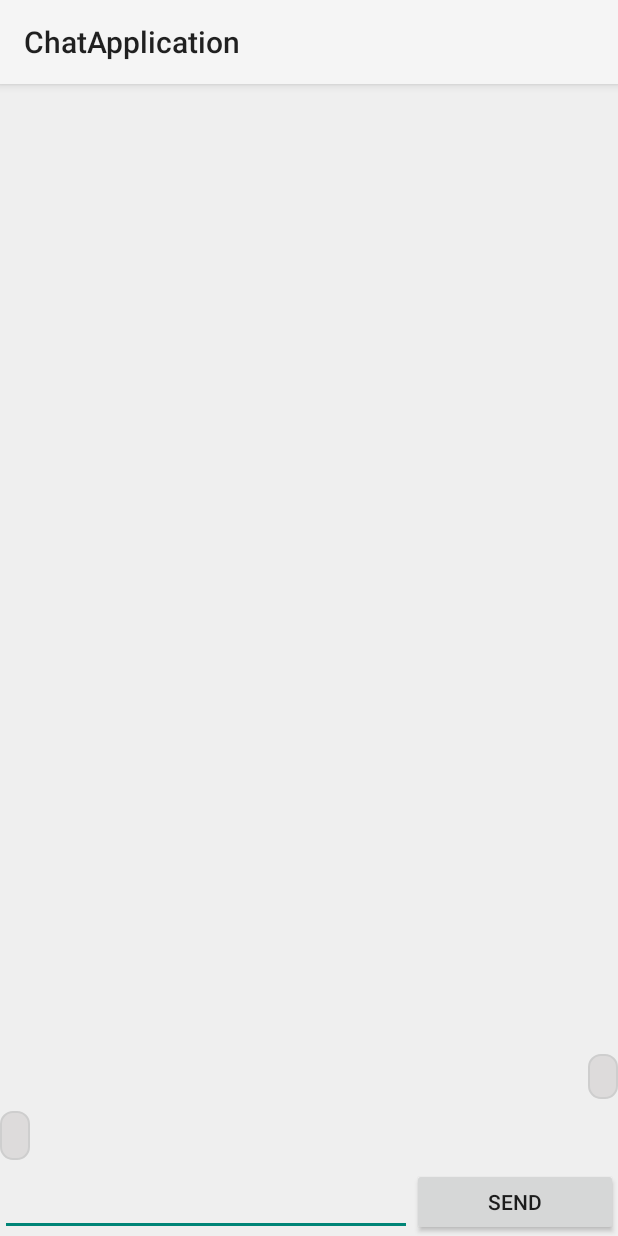
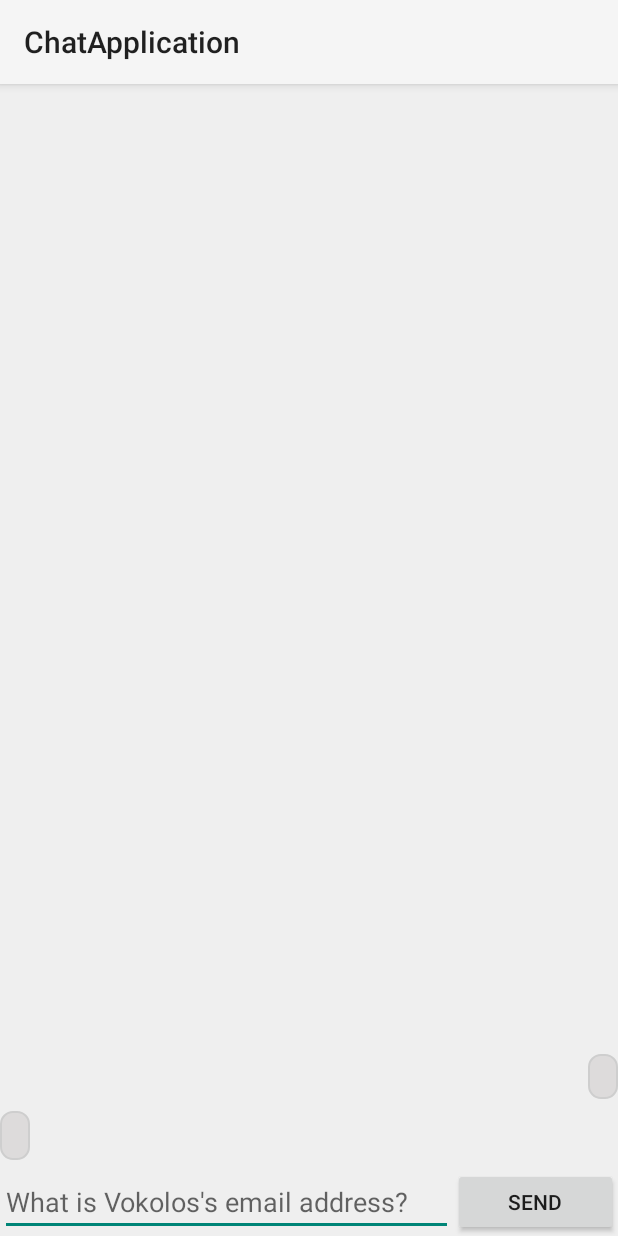
Before and after one commit to DrexelChatbotGroup/DrexelChatbot, an Android app: the screen it shows after launch (MainActivity), after a tap on "SEND", on a phone screen of 412 x 824 dp. Run offline under Robolectric (Android 15) with nearby library versions, the phone set to English and light mode, and no system bars; 3 statements that could not run were skipped.

Commit message:
suggestive text for app

```diff
--- a/ChatbotClient2/app/src/main/res/layout/activity_main.xml
+++ b/ChatbotClient2/app/src/main/res/layout/activity_main.xml
@@ -27,13 +27,14 @@
             android:id="@+id/msg"
             android:layout_width="0dp"
             android:layout_height="wrap_content"
-            android:layout_weight="2" />
+            android:layout_weight="2.2"
+            android:hint="What is Vokolos's email address?"/>
 
         <Button
             android:id="@+id/send"
             android:layout_width="0dp"
             android:layout_height="fill_parent"
-            android:layout_weight="1"
+            android:layout_weight=".8"
             android:text="Send" />
 
     </LinearLayout>
```
